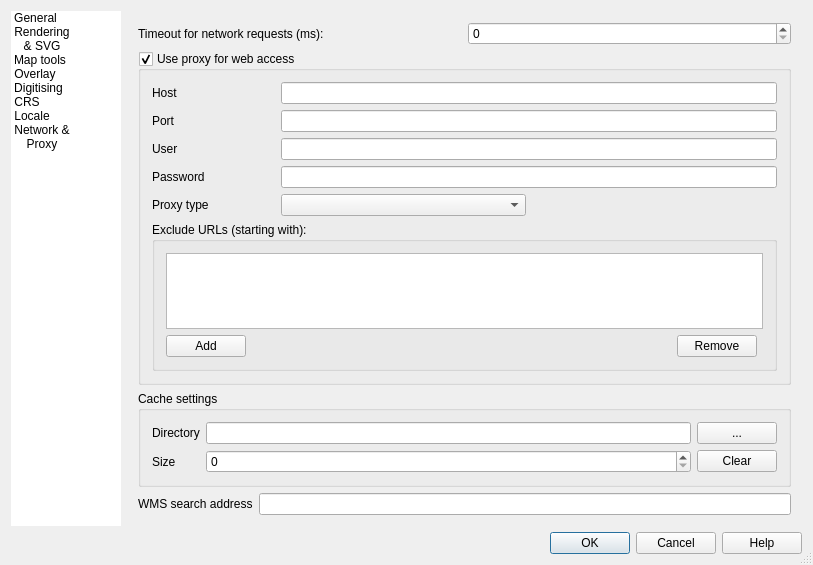
This is qgis/src/ui/qgsoptionsbase.ui in sourcepole/qgis as Qt 5 draws it before an edit. The edited form follows.
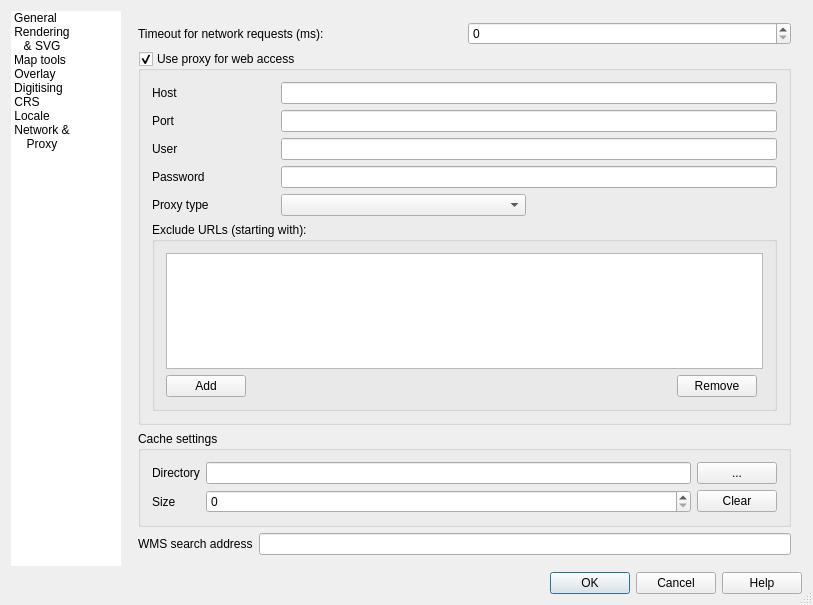
This is the edited form. Icons and pictures are not drawn. Custom widgets are drawn as their Qt base class.

Diff of the .ui file:
```diff
--- a/qgis/src/ui/qgsoptionsbase.ui
+++ b/qgis/src/ui/qgsoptionsbase.ui
@@ -7,7 +7,7 @@
     <x>0</x>
     <y>0</y>
     <width>813</width>
-    <height>565</height>
+    <height>605</height>
    </rect>
   </property>
   <property name="windowTitle">
```
Left out of the diff: 2 changed lines with no effect on the pictures.
